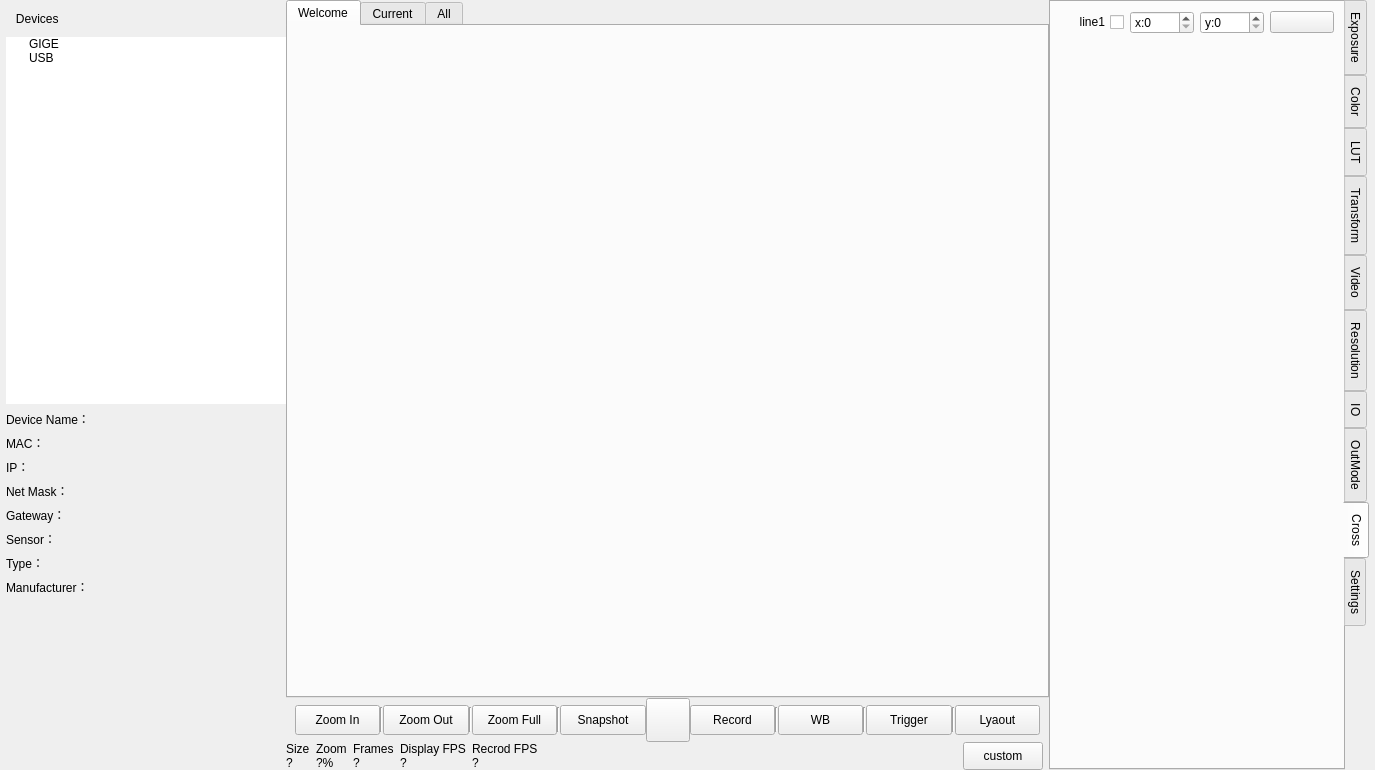
Old version of the form mainwindow.ui in the repository sltruman/mind-vision-example.
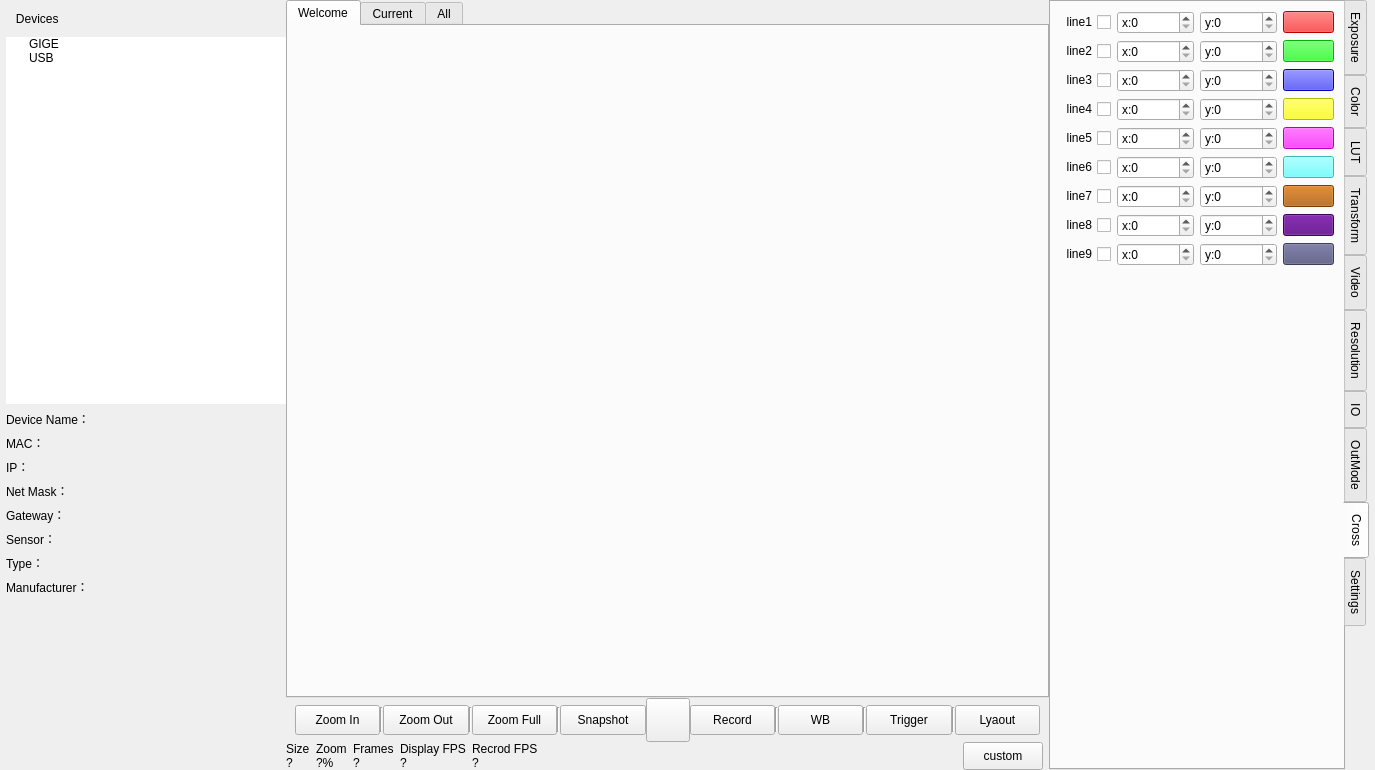
New version of the form. The open tabs and pages were chosen to show the change. Icons and pictures are not drawn. Custom widgets are drawn as their Qt base class.

```diff
--- a/mainwindow.ui
+++ b/mainwindow.ui
@@ -2921,6 +2921,9 @@
             <property name="prefix">
              <string>x:</string>
             </property>
+            <property name="maximum">
+             <number>500000</number>
+            </property>
            </widget>
           </item>
           <item>
@@ -2928,10 +2931,368 @@
             <property name="prefix">
              <string>y:</string>
             </property>
+            <property name="maximum">
+             <number>500000</number>
+            </property>
            </widget>
           </item>
           <item>
-           <widget class="QPushButton" name="pushButton_17">
+           <widget class="QPushButton" name="pushButton_color0">
+            <property name="styleSheet">
+             <string notr="true">background-color: rgb(255, 0, 0);</string>
+            </property>
+            <property name="text">
+             <string/>
+            </property>
+           </widget>
+          </item>
+         </layout>
+        </item>
+        <item>
+         <layout class="QHBoxLayout" name="horizontalLayout_100">
+          <item>
+           <widget class="QCheckBox" name="checkBox_line2">
+            <property name="layoutDirection">
+             <enum>Qt::RightToLeft</enum>
+            </property>
+            <property name="text">
+             <string>line2</string>
+            </property>
+           </widget>
+          </item>
+          <item>
+           <widget class="QSpinBox" name="spinBox_x2">
+            <property name="prefix">
+             <string>x:</string>
+            </property>
+            <property name="maximum">
+             <number>500000</number>
+            </property>
+           </widget>
+          </item>
+          <item>
+           <widget class="QSpinBox" name="spinBox_y2">
+            <property name="prefix">
+             <string>y:</string>
+            </property>
+            <property name="maximum">
+             <number>500000</number>
+            </property>
+           </widget>
+          </item>
+          <item>
+           <widget class="QPushButton" name="pushButton_18">
+            <property name="styleSheet">
+             <string notr="true">background-color: rgb(0, 255, 0);</string>
+            </property>
+            <property name="text">
+             <string/>
+            </property>
+           </widget>
+          </item>
+         </layout>
+        </item>
+        <item>
+         <layout class="QHBoxLayout" name="horizontalLayout_101">
+          <item>
+           <widget class="QCheckBox" name="checkBox_line3">
+            <property name="layoutDirection">
+             <enum>Qt::RightToLeft</enum>
+            </property>
+            <property name="text">
+             <string>line3</string>
+            </property>
+           </widget>
+          </item>
+          <item>
+           <widget class="QSpinBox" name="spinBox_x3">
+            <property name="prefix">
+             <string>x:</string>
+            </property>
+            <property name="maximum">
+             <number>500000</number>
+            </property>
+           </widget>
+          </item>
+          <item>
+           <widget class="QSpinBox" name="spinBox_y3">
+            <property name="prefix">
+             <string>y:</string>
+            </property>
+            <property name="maximum">
+             <number>500000</number>
+            </property>
+           </widget>
+          </item>
+          <item>
+           <widget class="QPushButton" name="pushButton_19">
+            <property name="styleSheet">
+             <string notr="true">background-color: rgb(0, 0, 255);</string>
+            </property>
+            <property name="text">
+             <string/>
+            </property>
+           </widget>
+          </item>
+         </layout>
+        </item>
+        <item>
+         <layout class="QHBoxLayout" name="horizontalLayout_102">
+          <item>
+           <widget class="QCheckBox" name="checkBox_line4">
+            <property name="layoutDirection">
+             <enum>Qt::RightToLeft</enum>
+            </property>
+            <property name="text">
+             <string>line4</string>
+            </property>
+           </widget>
+          </item>
+          <item>
+           <widget class="QSpinBox" name="spinBox_x4">
+            <property name="prefix">
+             <string>x:</string>
+            </property>
+            <property name="maximum">
+             <number>500000</number>
+            </property>
+           </widget>
+          </item>
+          <item>
+           <widget class="QSpinBox" name="spinBox_y4">
+            <property name="prefix">
+             <string>y:</string>
+            </property>
+            <property name="maximum">
+             <number>500000</number>
+            </property>
+           </widget>
+          </item>
+          <item>
+           <widget class="QPushButton" name="pushButton_20">
+            <property name="styleSheet">
+             <string notr="true">background-color: rgb(255, 255, 0);</string>
+            </property>
+            <property name="text">
+             <string/>
+            </property>
+           </widget>
+          </item>
+         </layout>
+        </item>
+        <item>
+         <layout class="QHBoxLayout" name="horizontalLayout_103">
+          <item>
+           <widget class="QCheckBox" name="checkBox_line5">
+            <property name="layoutDirection">
+             <enum>Qt::RightToLeft</enum>
+            </property>
+            <property name="text">
+             <string>line5</string>
+            </property>
+           </widget>
+          </item>
+          <item>
+           <widget class="QSpinBox" name="spinBox_x5">
+            <property name="prefix">
+             <string>x:</string>
+            </property>
+            <property name="maximum">
+             <number>500000</number>
+            </property>
+           </widget>
+          </item>
+          <item>
+           <widget class="QSpinBox" name="spinBox_y5">
+            <property name="prefix">
+             <string>y:</string>
+            </property>
+            <property name="maximum">
+             <number>500000</number>
+            </property>
+           </widget>
+          </item>
+          <item>
+           <widget class="QPushButton" name="pushButton_21">
+            <property name="styleSheet">
+             <string notr="true">background-color: rgb(255, 0, 255);</string>
+            </property>
+            <property name="text">
+             <string/>
+            </property>
+           </widget>
+          </item>
+         </layout>
+        </item>
+        <item>
+         <layout class="QHBoxLayout" name="horizontalLayout_104">
+          <item>
+           <widget class="QCheckBox" name="checkBox_line6">
+            <property name="layoutDirection">
+             <enum>Qt::RightToLeft</enum>
+            </property>
+            <property name="text">
+             <string>line6</string>
+            </property>
+           </widget>
+          </item>
+          <item>
+           <widget class="QSpinBox" name="spinBox_x6">
+            <property name="prefix">
+             <string>x:</string>
+            </property>
+            <property name="maximum">
+             <number>500000</number>
+            </property>
+           </widget>
+          </item>
+          <item>
+           <widget class="QSpinBox" name="spinBox_y6">
+            <property name="prefix">
+             <string>y:</string>
+            </property>
+            <property name="maximum">
+             <number>500000</number>
+            </property>
+           </widget>
+          </item>
+          <item>
+           <widget class="QPushButton" name="pushButton_22">
+            <property name="styleSheet">
+             <string notr="true">background-color: rgb(85, 255, 255);</string>
+            </property>
+            <property name="text">
+             <string/>
+            </property>
+           </widget>
+          </item>
+         </layout>
+        </item>
+        <item>
+         <layout class="QHBoxLayout" name="horizontalLayout_105">
+          <item>
+           <widget class="QCheckBox" name="checkBox_line17">
+            <property name="layoutDirection">
+             <enum>Qt::RightToLeft</enum>
+            </property>
+            <property name="text">
+             <string>line7</string>
+            </property>
+           </widget>
+          </item>
+          <item>
+           <widget class="QSpinBox" name="spinBox_x7">
+            <property name="prefix">
+             <string>x:</string>
+            </property>
+            <property name="maximum">
+             <number>500000</number>
+            </property>
+           </widget>
+          </item>
+          <item>
+           <widget class="QSpinBox" name="spinBox_y7">
+            <property name="prefix">
+             <string>y:</string>
+            </property>
+            <property name="maximum">
+             <number>500000</number>
+            </property>
+           </widget>
+          </item>
+          <item>
+           <widget class="QPushButton" name="pushButton_23">
+            <property name="styleSheet">
+             <string notr="true">background-color: rgb(170, 85, 0);</string>
+            </property>
+            <property name="text">
+             <string/>
+            </property>
+           </widget>
+          </item>
+         </layout>
+        </item>
+        <item>
+         <layout class="QHBoxLayout" name="horizontalLayout_106">
+          <item>
+           <widget class="QCheckBox" name="checkBox_line8">
+            <property name="layoutDirection">
+             <enum>Qt::RightToLeft</enum>
+            </property>
+            <property name="text">
+             <string>line8</string>
+            </property>
+           </widget>
+          </item>
+          <item>
+           <widget class="QSpinBox" name="spinBox_x8">
+            <property name="prefix">
+             <string>x:</string>
+            </property>
+            <property name="maximum">
+             <number>500000</number>
+            </property>
+           </widget>
+          </item>
+          <item>
+           <widget class="QSpinBox" name="spinBox_y8">
+            <property name="prefix">
+             <string>y:</string>
+            </property>
+            <property name="maximum">
+             <number>500000</number>
+            </property>
+           </widget>
+          </item>
+          <item>
+           <widget class="QPushButton" name="pushButton_24">
+            <property name="styleSheet">
+             <string notr="true">background-color: rgb(85, 0, 127);</string>
+            </property>
+            <property name="text">
+             <string/>
+            </property>
+           </widget>
+          </item>
+         </layout>
+        </item>
+        <item>
+         <layout class="QHBoxLayout" name="horizontalLayout_107">
+          <item>
+           <widget class="QCheckBox" name="checkBox_line9">
+            <property name="layoutDirection">
+             <enum>Qt::RightToLeft</enum>
+            </property>
+            <property name="text">
+             <string>line9</string>
+            </property>
+           </widget>
+          </item>
+          <item>
+           <widget class="QSpinBox" name="spinBox_x9">
+            <property name="prefix">
+             <string>x:</string>
+            </property>
+            <property name="maximum">
+             <number>500000</number>
+            </property>
+           </widget>
+          </item>
+          <item>
+           <widget class="QSpinBox" name="spinBox_y9">
+            <property name="prefix">
+             <string>y:</string>
+            </property>
+            <property name="maximum">
+             <number>500000</number>
+            </property>
+           </widget>
+          </item>
+          <item>
+           <widget class="QPushButton" name="pushButton_25">
+            <property name="styleSheet">
+             <string notr="true">background-color: rgb(85, 85, 127);</string>
+            </property>
             <property name="text">
              <string/>
             </property>
```
Left out of the diff: 219 changed lines with no effect on the pictures.
